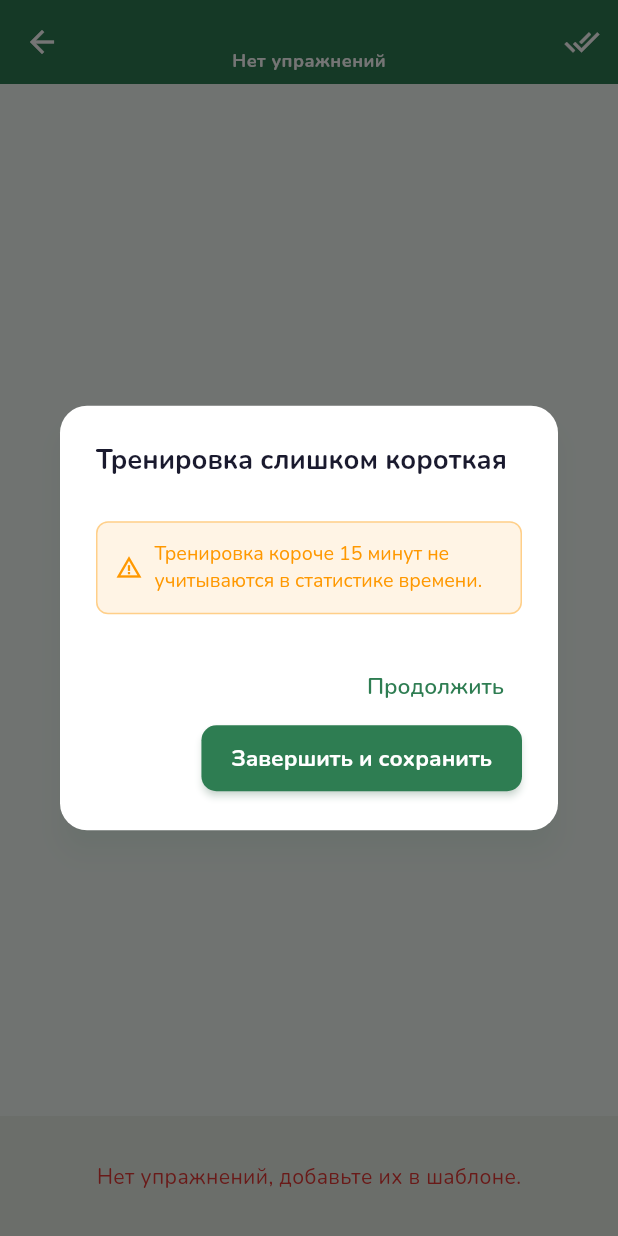
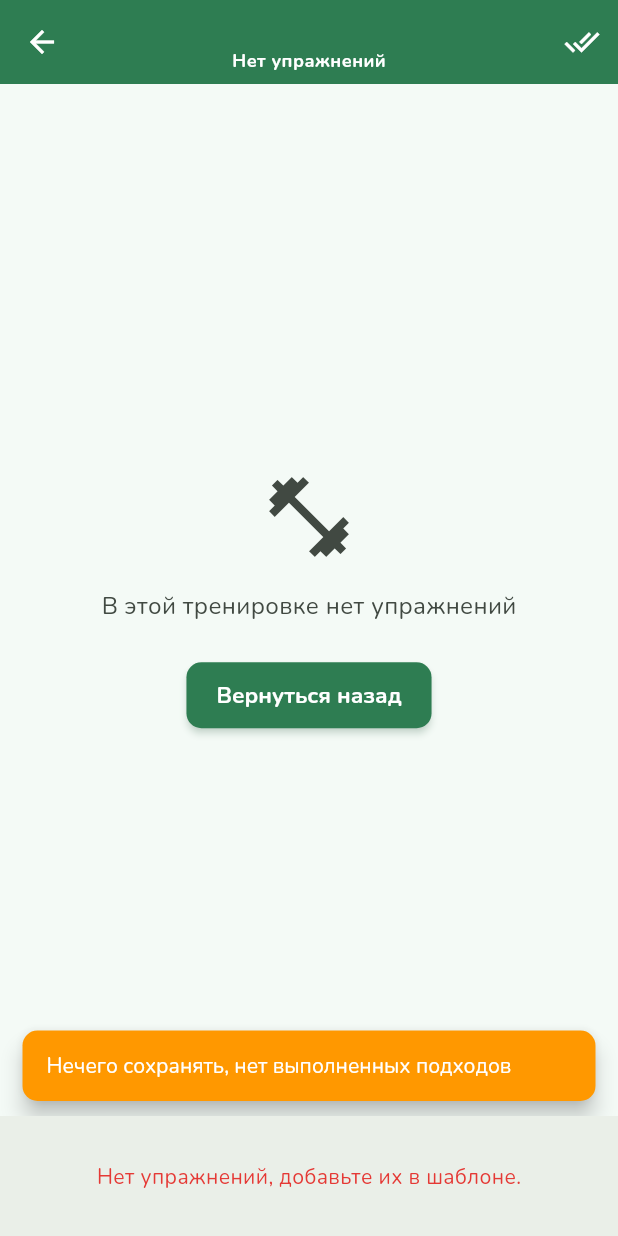
Before and after one commit to isJustDen/training_app, a Flutter app: the WorkoutScreen screen opened directly with empty values, after a tap on the "done all" icon, on a phone screen of 412 x 824 dp. Run offline on Flutter 3.47's test engine with Material 3 defaults, Android fonts, the phone set to English and light mode, and no system bars; our stand-ins replace audioplayers, flutter_local_notifications, google_fonts, image_picker, shared_preferences; accounts and stored records are empty.

Commit message:
Fix:Устранена утечка памяти в dispose, Убрана возмодность сохранять тренировки без упражнений, или те, в которых не было выполнено ни одного подхода

```diff
--- a/lib/screens/workout_screen.dart
+++ b/lib/screens/workout_screen.dart
@@ -102,7 +102,7 @@ class _WorkoutScreenState extends State<WorkoutScreen>{
   }
 
   @override
-  void dispoce(){
+  void dispose(){
     _clockTimer?.cancel();
     _dimTimer?.cancel();
     super.dispose();
@@ -1270,6 +1270,18 @@ class _WorkoutScreenState extends State<WorkoutScreen>{
 
   // ЗАВЕРШЕНИЕ ТРЕНИРОВКИ
   void _finishWorkout(){
+    final totalCompletedSets = _exercisesProgress.fold(0, (sum, p) => sum + p.completedSetsCount,);
+
+    if (totalCompletedSets == 0) {
+      ScaffoldMessenger.of(context).showSnackBar(
+        SnackBar(content: Text('Нечего сохранять, нет выполненных подходов'),
+        backgroundColor: Colors.orange,
+        duration: Duration(seconds: 3)),
+      );
+      return;
+    }
+
+
     final duration = DateTime.now().difference(_workoutStartTime);
     final minutes = duration.inMinutes;
     final seconds = duration.inSeconds % 60;
```
